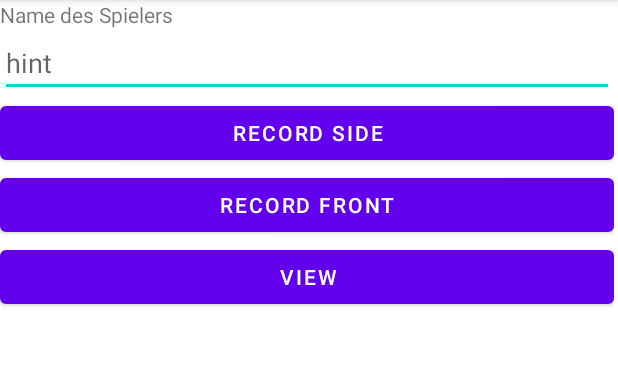
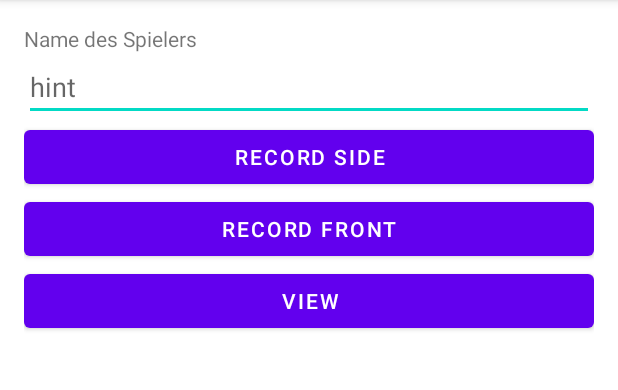
Before and after one commit to Niklas7400/OrthoViewe, an Android app: the MainActivity screen opened directly, with no data from a screen before it, on a phone screen of 412 x 824 dp, the part 84-474 px from its top. Run offline under Robolectric (Android 15) with nearby library versions, the phone set to English and light mode, and no system bars.

```diff
--- a/app/src/main/res/layout/activity_main.xml
+++ b/app/src/main/res/layout/activity_main.xml
@@ -1,5 +1,4 @@
 <?xml version="1.0" encoding="utf-8"?>
-
 
 <androidx.constraintlayout.widget.ConstraintLayout xmlns:android="http://schemas.android.com/apk/res/android"
     xmlns:app="http://schemas.android.com/apk/res-auto"
@@ -9,11 +8,10 @@
     tools:context=".MainActivity">
 
     <LinearLayout
-        android:layout_width="409dp"
-        android:layout_height="729dp"
+        android:layout_width="match_parent"
+        android:layout_height="match_parent"
         android:orientation="vertical"
-        tools:layout_editor_absoluteX="1dp"
-        tools:layout_editor_absoluteY="1dp">
+        android:padding="16dp">
 
         <TextView
             android:id="@+id/labelName"
@@ -37,8 +35,7 @@
             android:id="@+id/btnRecordFront"
             android:layout_width="match_parent"
             android:layout_height="wrap_content"
-            android:text="Record Front"/>
-
+            android:text="Record Front" />
 
         <Button
             android:id="@+id/btnViewVideo"
@@ -46,12 +43,6 @@
             android:layout_height="wrap_content"
             android:text="View" />
 
-        <com.google.android.material.textfield.TextInputLayout
-            android:id="@+id/name"
-            android:layout_width="match_parent"
-            android:layout_height="match_parent">
-
-        </com.google.android.material.textfield.TextInputLayout>
     </LinearLayout>
 
 </androidx.constraintlayout.widget.ConstraintLayout>
```
Also changed, not shown: app/src/main/java/com/example/orthoviewe/MainActivity.java (+68 -10 lines).
